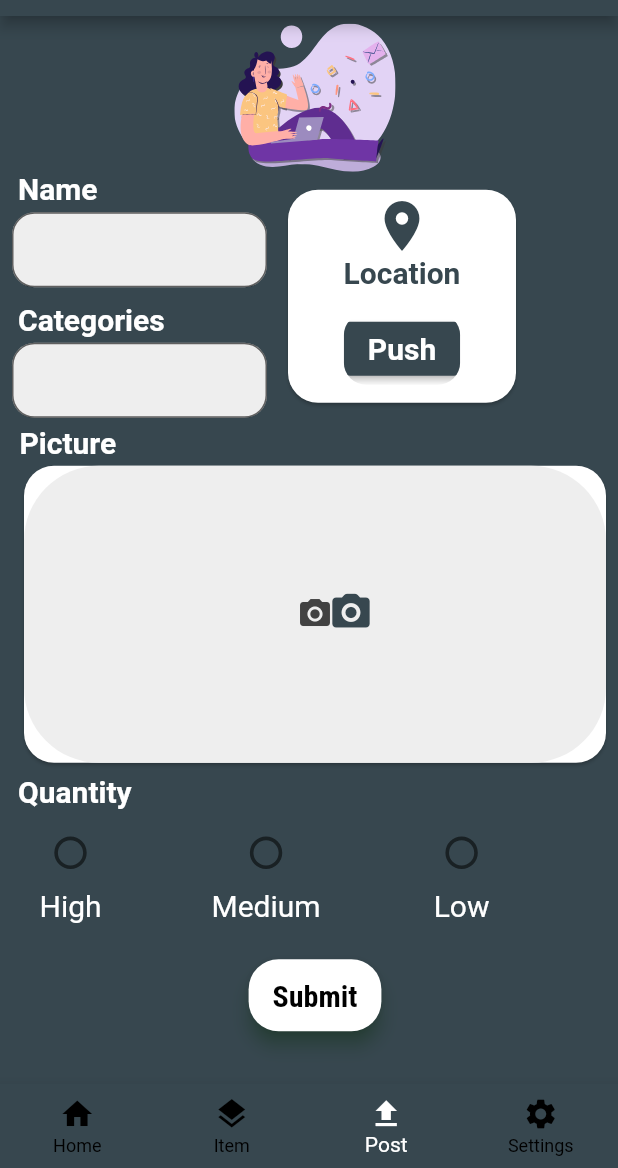
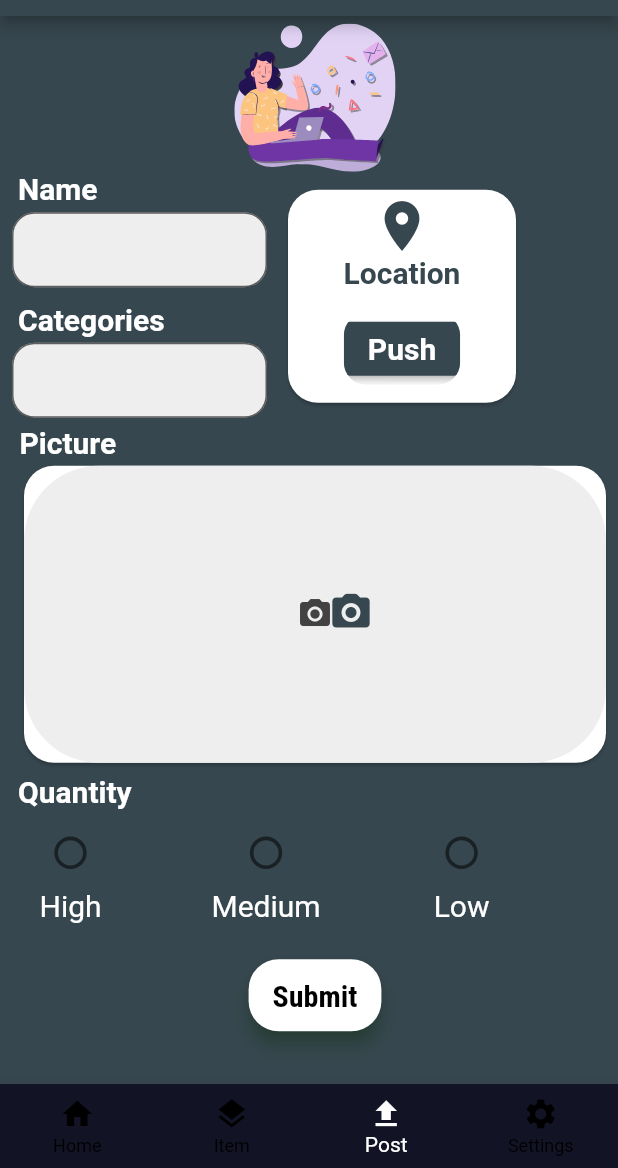
Before and after one commit to emilio-kariuki/emilio, a Flutter app: the Navi screen opened directly, swiped to page 3, on a phone screen of 412 x 824 dp, the part 68-1236 px from its top. Run offline on Flutter 3.47's test engine with Material 2 defaults, Android fonts, the phone set to English and light mode, and no system bars; our stand-ins replace firebase_auth, firebase_core, flutter_svg, geolocator, google_fonts, google_maps_flutter and 1 more; accounts and stored records are empty.

Commit message:
February 1, 2022 11:33 AM

```diff
--- a/lib/Navi.dart
+++ b/lib/Navi.dart
@@ -1,3 +1,4 @@
+import 'package:emilio/Constants/constants.dart';
 import "package:flutter/material.dart";
 import 'settings.dart';
 import 'position/Post.dart';
@@ -42,7 +43,7 @@ class _NaviState extends State<Navi> {
         selectedItemColor: Colors.white,
         unselectedItemColor: Colors.black,
         type: BottomNavigationBarType.fixed,
-        backgroundColor: Colors.blueGrey[800],
+        backgroundColor: kprimaryColor,
         currentIndex: selectedIndex,
         onTap: (newIndex) {
           setState(() {
```
